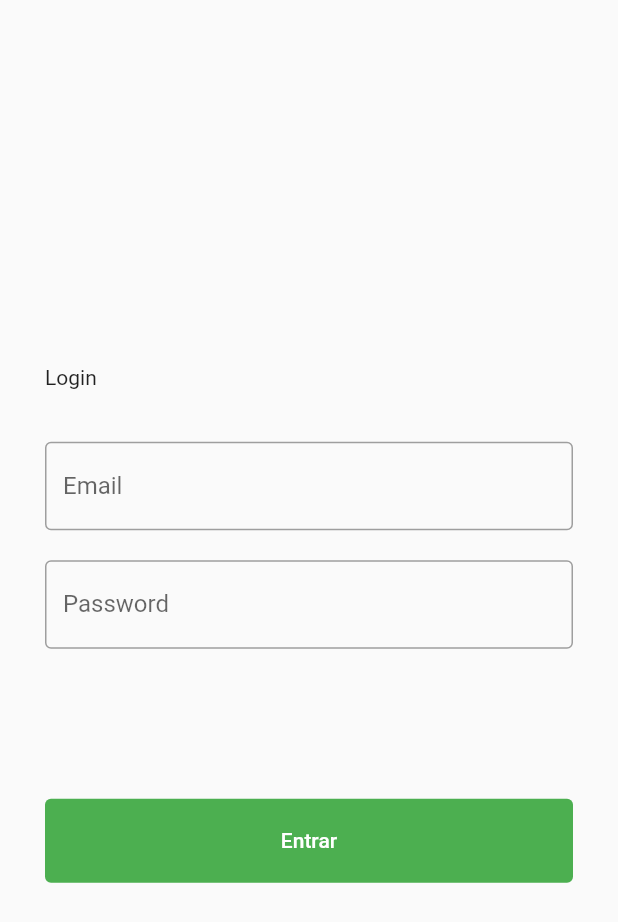
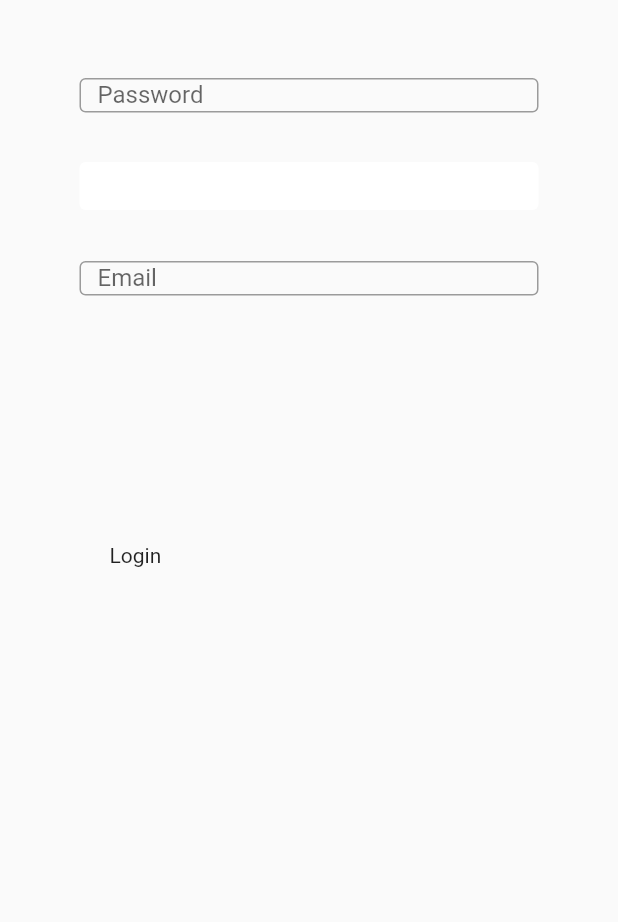
Before and after one commit to mhbm/flutter_login, a Flutter app: the screen it shows after launch, on a phone screen of 412 x 824 dp. Shown: the top 922 px of the screen. Run offline on Flutter 3.47's test engine with Material 2 defaults, Android fonts, the phone set to English and light mode, and no system bars.

Commit message:
Teste com novo login
Signed-off-by: Mateus Macedo <mhbassomacedo@gmail.com>

```diff
--- a/lib/login.dart
+++ b/lib/login.dart
@@ -46,80 +46,255 @@ class _LoginState extends State<Login> {
   }
 }
 
+// class Content extends StatelessWidget {
+//   const Content({Key? key}) : super(key: key);
+
+//   @override
+//   Widget build(context) => Expanded(
+//         child: Container(
+//           constraints: const BoxConstraints(maxWidth: 21),
+//           padding: const EdgeInsets.symmetric(horizontal: 30),
+//           child: Column(
+//             mainAxisAlignment: MainAxisAlignment.center,
+//             crossAxisAlignment: CrossAxisAlignment.stretch,
+//             children: [
+//               const SizedBox(height: 8),
+//               const Text(
+//                 'Login',
+//               ),
+//               const SizedBox(height: 35),
+//               const TextField(
+//                 decoration: InputDecoration(
+//                   labelText: 'Email',
+//                   hintText: 'abc@example.com',
+//                   enabledBorder: OutlineInputBorder(
+//                     borderSide: BorderSide(
+//                       color: Colors.grey,
+//                       width: 1,
+//                     ),
+//                   ),
+//                   focusedBorder: OutlineInputBorder(
+//                     borderSide: BorderSide(
+//                       color: Colors.grey,
+//                       width: 1,
+//                     ),
+//                   ),
+//                 ),
+//               ),
+//               const SizedBox(height: 20),
+//               const TextField(
+//                 obscureText: true,
+//                 decoration: InputDecoration(
+//                   labelText: 'Password',
+//                   hintText: '********',
+//                   enabledBorder: OutlineInputBorder(
+//                     borderSide: BorderSide(
+//                       color: Colors.grey,
+//                       width: 1,
+//                     ),
+//                   ),
+//                   focusedBorder: OutlineInputBorder(
+//                     borderSide: BorderSide(
+//                       color: Colors.grey,
+//                       width: 1,
+//                     ),
+//                   ),
+//                 ),
+//               ),
+//               const SizedBox(height: 100),
+//               TextButton(
+//                 onPressed: () {},
+//                 style: TextButton.styleFrom(
+//                   backgroundColor: Colors.green,
+//                   padding: const EdgeInsets.symmetric(
+//                     vertical: 20,
+//                     horizontal: 10,
+//                   ),
+//                 ),
+//                 child: const Text(
+//                   'Entrar',
+//                   style: TextStyle(
+//                     color: Colors.white,
+//                   ),
+//                 ),
+//               ),
+//             ],
+//           ),
+//         ),
+//       );
+// }
+
 class Content extends StatelessWidget {
   const Content({Key? key}) : super(key: key);
 
   @override
-  Widget build(context) => Expanded(
-        child: Container(
-          constraints: const BoxConstraints(maxWidth: 21),
-          padding: const EdgeInsets.symmetric(horizontal: 30),
-          child: Column(
-            mainAxisAlignment: MainAxisAlignment.center,
-            crossAxisAlignment: CrossAxisAlignment.stretch,
-            children: [
-              const SizedBox(height: 8),
-              const Text(
-                'Login',
+  // Widget build(context) => Container(
+  //       width: 320,
+  //       height: 480,
+  //       child: Column(
+  //         mainAxisAlignment: MainAxisAlignment.center,
+  //         crossAxisAlignment: CrossAxisAlignment.stretch,
+  //         children: [
+  //           // const SizedBox(
+  //           //   height: 80,
+  //           //   width: 300,
+  //           //   child: (const Text(
+  //           //     'Logi22n',
+  //           //   )),
+  //           // ),
+  //           // const SizedBox(height: 35),
+  //           // const TextField(
+  //           //   decoration: InputDecoration(
+  //           //     labelText: 'Email',
+  //           //     hintText: 'abc@example.com',
+  //           //     enabledBorder: OutlineInputBorder(
+  //           //       borderSide: BorderSide(
+  //           //         color: Colors.grey,
+  //           //         width: 1,
+  //           //       ),
+  //           //     ),
+  //           //     focusedBorder: OutlineInputBorder(
+  //           //       borderSide: BorderSide(
+  //           //         color: Colors.grey,
+  //           //         width: 1,
+  //           //       ),
+  //           //     ),
+  //           //   ),
+  //           // ),
+  //           // const SizedBox(height: 20),
+  //           // const TextField(
+  //           //   obscureText: true,
+  //           //   decoration: InputDecoration(
+  //           //     labelText: 'Password',
+  //           //     hintText: '********',
+  //           //     enabledBorder: OutlineInputBorder(
+  //           //       borderSide: BorderSide(
+  //           //         color: Colors.grey,
+  //           //         width: 1,
+  //           //       ),
+  //           //     ),
+  //           //     focusedBorder: OutlineInputBorder(
+  //           //       borderSide: BorderSide(
+  //           //         color: Colors.grey,
+  //           //         width: 1,
+  //           //       ),
+  //           //     ),
+  //           //   ),
+  //           // ),
+  //           // const SizedBox(height: 100),
+  //           // TextButton(
+  //           //   onPressed: () {},
+  //           //   style: TextButton.styleFrom(
+  //           //     backgroundColor: Colors.green,
+  //           //     padding: const EdgeInsets.symmetric(
+  //           //       vertical: 20,
+  //           //       horizontal: 10,
+  //           //     ),
+  //           //   ),
+  //           //   child: const Text(
+  //           //     'Entrar',
+  //           //     style: TextStyle(
+  //           //       color: Colors.white,
+  //           //     ),
+  //           //   ),
+  //           // ),
+  //         ],
+  //       ),
+  //     );
+  Widget build(context) => Container(
+      width: 320,
+      height: 480,
+      child: Stack(children: [
+        Positioned(
+          left: 7,
+          top: 108,
+          child: SizedBox(
+            height: 32,
+            width: 306,
+            child: TextButton(
+              onPressed: () {},
+              style: TextButton.styleFrom(
+                backgroundColor: Color.fromRGBO(255, 255, 255, 1),
               ),
-              const SizedBox(height: 35),
-              const TextField(
-                decoration: InputDecoration(
-                  labelText: 'Email',
-                  hintText: 'abc@example.com',
-                  enabledBorder: OutlineInputBorder(
-                    borderSide: BorderSide(
-                      color: Colors.grey,
-                      width: 1,
+              child: Text('Entrar',
+                  style: TextStyle(
+                    color: Color.fromRGBO(255, 255, 255, 1),
+                  )),
             ),
           ),
-                  focusedBorder: OutlineInputBorder(
-                    borderSide: BorderSide(
-                      color: Colors.grey,
-                      width: 1,
+        ),
+        Positioned(
+          left: 7,
+          top: 52,
+          child: SizedBox(
+            height: 23,
+            width: 306,
+            child: TextField(
+              decoration: InputDecoration(
+                labelText: 'Password',
+                border: OutlineInputBorder(),
               ),
             ),
           ),
         ),
-              const SizedBox(height: 20),
-              const TextField(
-                obscureText: true,
+        Positioned(
+          left: 7,
+          top: 174,
+          child: SizedBox(
+            height: 23,
+            width: 306,
+            child: TextField(
               decoration: InputDecoration(
-                  labelText: 'Password',
-                  hintText: '********',
-                  enabledBorder: OutlineInputBorder(
-                    borderSide: BorderSide(
-                      color: Colors.grey,
-                      width: 1,
-                    ),
-                  ),
-                  focusedBorder: OutlineInputBorder(
-                    borderSide: BorderSide(
-                      color: Colors.grey,
-                      width: 1,
+                labelText: 'Email',
+                border: OutlineInputBorder(),
               ),
             ),
           ),
         ),
-              const SizedBox(height: 100),
-              TextButton(
-                onPressed: () {},
-                style: TextButton.styleFrom(
-                  backgroundColor: Colors.green,
-                  padding: const EdgeInsets.symmetric(
-                    vertical: 20,
-                    horizontal: 10,
-                  ),
-                ),
-                child: const Text(
-                  'Entrar',
-                  style: TextStyle(
-                    color: Colors.white,
-                  ),
-                ),
-              ),
-            ],
-          ),
-        ),
-      );
+        Positioned(left: 27, top: 362, child: Text('Login'))
+      ]));
 }
+//   Widget build(context) => Container(
+//       width: 320,
+//       height: 480,
+//       child: Stack(children: const [
+//         Positioned(
+//           left: 7.0,
+//           top: 181.0,
+//           child: SizedBox(
+//             height: 23,
+//             width: 306,
+//             child: TextField(
+//               decoration: InputDecoration(
+//                 labelText: 'Email',
+//                 enabledBorder: OutlineInputBorder(
+//                   borderSide: BorderSide(
+//                     color: Colors.grey,
+//                     width: 1,
+//                   ),
+//                 ),
+//               ),
+//             ),
+//           ),
+//         ),
+//         Positioned(
+//           left: 7.0,
+//           top: 227.0,
+//           child: SizedBox(
+//             height: 23,
+//             width: 306,
+//             child: TextField(
+//               decoration: InputDecoration(
+//                 labelText: 'Password',
+//                 enabledBorder: OutlineInputBorder(
+//                   borderSide: BorderSide(
+//                     color: Colors.grey,
+//                     width: 1,
+//                   ),
+//                 ),
+//               ),
+//             ),
+//           ),
+//         ),
+//       ]));
+// }
```
Lines whose indentation alone changed are shown as unchanged.
